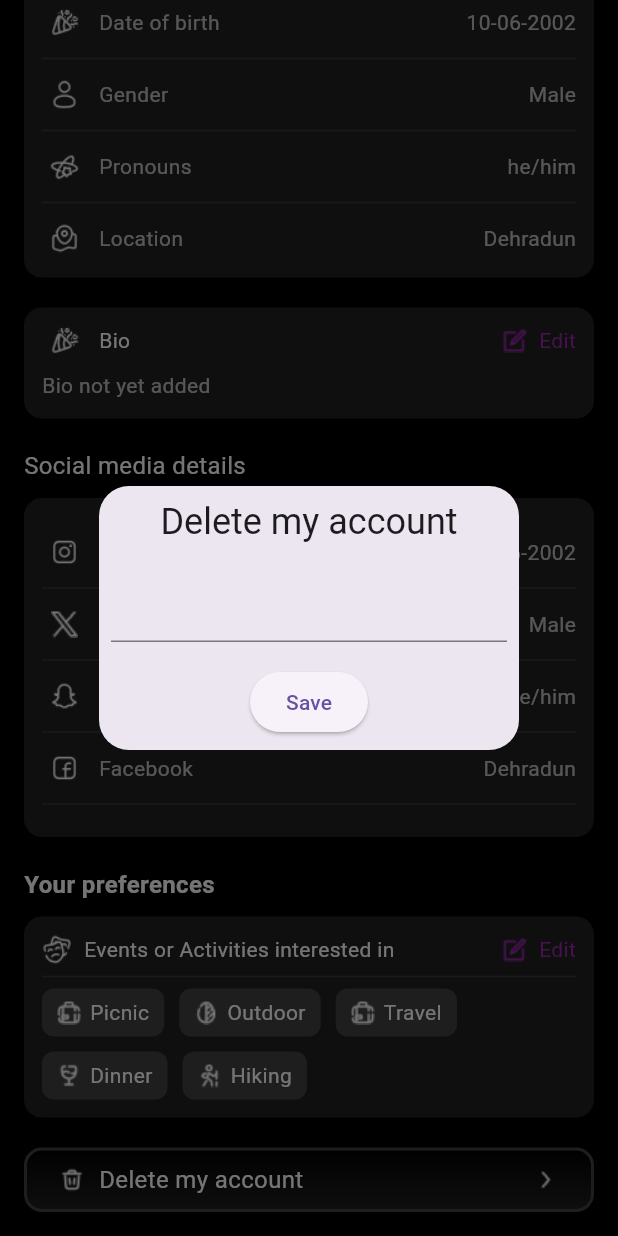
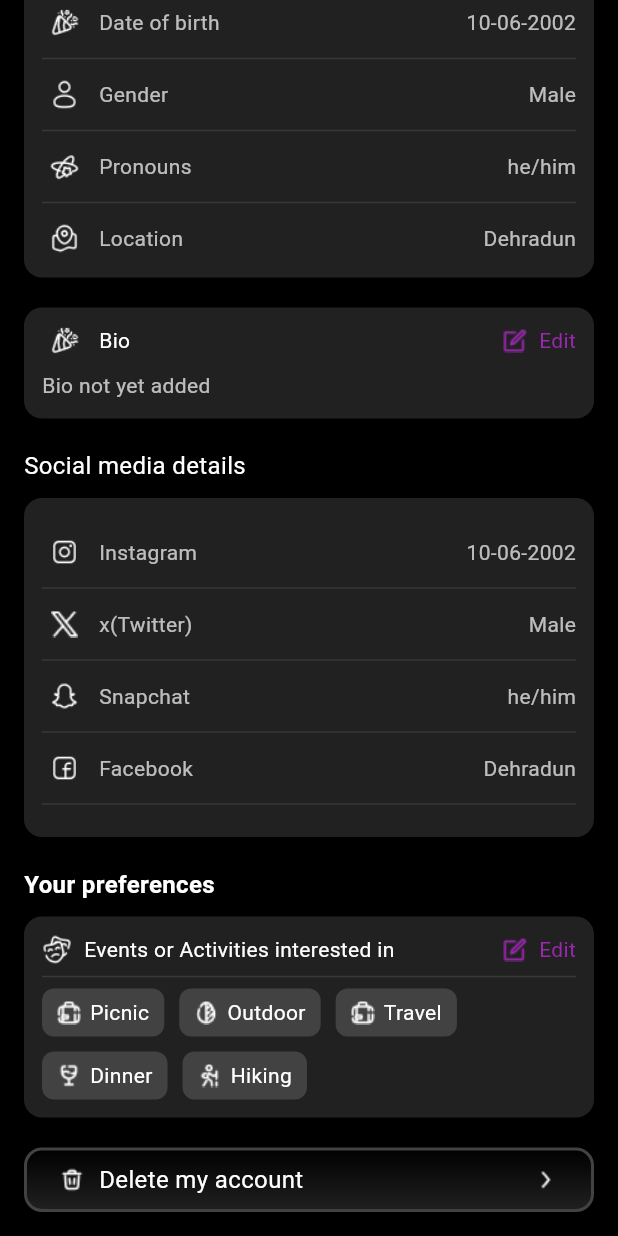
Before and after one commit to mamta2345/Profile_Pages, a Flutter app: the EditProfilePage screen opened directly, scrolled down 788 dp, after a tap on "Delete my account", on a phone screen of 412 x 824 dp. Run offline on Flutter 3.47's test engine with Material 3 defaults, Android fonts, the light colour scheme and no system bars; our stand-ins replace get, google_fonts.

Commit message:
Update code

```diff
--- a/lib/Home_Pages/edit_profile_page.dart
+++ b/lib/Home_Pages/edit_profile_page.dart
@@ -190,18 +190,7 @@ class EditProfilePage extends StatelessWidget {
             ),
             SizedBox(height: 20),
             GestureDetector(
-              onTap: () {
-                Get.defaultDialog(
-                  title: "Delete my account",
-                  content: TextField(
-                    onChanged: (value) => controller.bio.value = value,
-                  ),
-                  confirm: ElevatedButton(
-                    onPressed: () => Get.back(),
-                    child: Text("Save"),
-                  ),
-                );
-              },
+              onTap: () {},
               child: Container(
                 padding: EdgeInsets.symmetric(horizontal: 12),
                 decoration: BoxDecoration(
```
